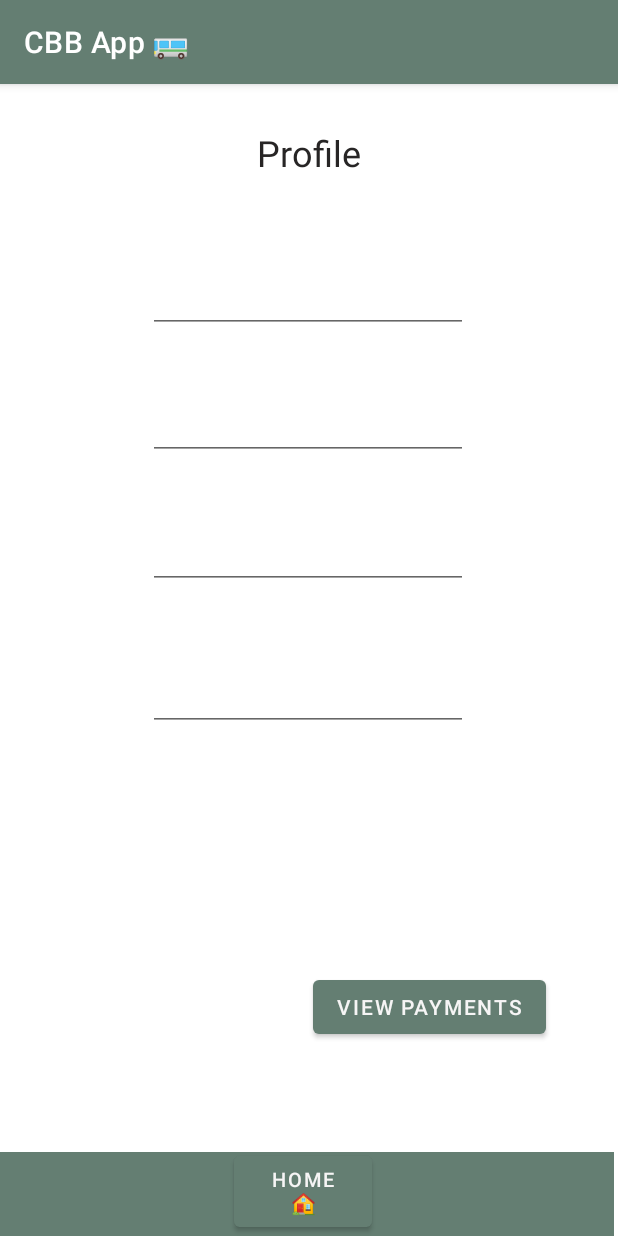
After one commit to DhanukaDB/Transport_CBB, an Android app: the UserProfile screen opened directly, with no data from a screen before it, on a phone screen of 412 x 824 dp. The commit adds this screen. Run offline under Robolectric (Android 15) with nearby library versions, the phone set to English and light mode, and no system bars.

Commit message:
user profile working

```diff
--- /dev/null
+++ b/app/src/main/java/com/cbb/transportcbb/UserProfile.java
@@ -0,0 +1,60 @@
+package com.cbb.transportcbb;
+
+import androidx.appcompat.app.AppCompatActivity;
+
+import android.content.Intent;
+import android.os.Bundle;
+import android.view.View;
+import android.widget.Button;
+import android.widget.TextView;
+
+public class UserProfile extends AppCompatActivity {
+
+    Button button4;
+
+    TextView editTextTextPersonName2,editTextTextPersonName3,editTextTextPersonName5,editTextTextPersonName6;
+
+    @Override
+    protected void onCreate(Bundle savedInstanceState) {
+        super.onCreate(savedInstanceState);
+        setContentView(R.layout.activity_user_profile);
+
+        button4 = findViewById(R.id.button4);
+
+        button4.setOnClickListener(new View.OnClickListener() {
+            @Override
+            public void onClick(View v) {
+
+
+                startActivity(new Intent(UserProfile.this, home.class));
+
+            }
+        });
+
+        editTextTextPersonName2 = findViewById(R.id.editTextTextPersonName2);
+        editTextTextPersonName3 = findViewById(R.id.editTextTextPersonName3);
+        editTextTextPersonName5 = findViewById(R.id.editTextTextPersonName5);
+        editTextTextPersonName6 = findViewById(R.id.editTextTextPersonName6);
+
+
+        //show
+
+        showUserdata();
+
+    }
+
+    private void showUserdata() {
+
+        Intent intent = getIntent();
+        String user_email = intent.getStringExtra("email");
+        String user_name = intent.getStringExtra("name");
+        String user_nic = intent.getStringExtra("nic");
+        String user_mobileNum = intent.getStringExtra("mobileNum");
+
+        editTextTextPersonName2.setText(user_email);
+        editTextTextPersonName3.setText(user_name);
+        editTextTextPersonName5.setText(user_nic);
+        editTextTextPersonName6.setText(user_mobileNum);
+
+    }
+}
--- a/app/src/main/res/layout/activity_main.xml
+++ b/app/src/main/res/layout/activity_main.xml
@@ -67,6 +67,7 @@
         android:layout_height="wrap_content"
         android:layout_marginBottom="56dp"
         android:text="Sign in"
+        android:onClick="Signin"
         android:textAllCaps="false"
         android:textColor="#F6F5F5"
         app:backgroundTint="#A81C1F37"
--- a/app/src/main/res/layout/activity_signup.xml
+++ b/app/src/main/res/layout/activity_signup.xml
@@ -59,7 +59,7 @@
         android:text="Name"
         android:textColor="#4E4B4B"
         android:textSize="16sp"
-        app:layout_constraintBottom_toTopOf="@+id/editTextTextPersonName"
+        app:layout_constraintBottom_toTopOf=" @+id/editTextTextPersonName"
         app:layout_constraintEnd_toEndOf="parent"
         app:layout_constraintHorizontal_bias="0.157"
         app:layout_constraintStart_toStartOf="parent"
@@ -98,7 +98,7 @@
         android:id="@+id/textView6"
         android:layout_width="wrap_content"
         android:layout_height="wrap_content"
-        android:text="Nic Number"
+        android:text="NIC"
         android:textColor="#4E4B4B"
         android:textSize="16sp"
         app:layout_constraintBottom_toTopOf="@+id/editTextTextPersonName4"
--- /dev/null
+++ b/app/src/main/res/layout/activity_user_profile.xml
@@ -0,0 +1,121 @@
+<?xml version="1.0" encoding="utf-8"?>
+<androidx.constraintlayout.widget.ConstraintLayout xmlns:android="http://schemas.android.com/apk/res/android"
+    xmlns:app="http://schemas.android.com/apk/res-auto"
+    xmlns:tools="http://schemas.android.com/tools"
+    android:layout_width="match_parent"
+    android:layout_height="match_parent"
+    tools:context=".UserProfile">
+
+    <Button
+        android:id="@+id/button4"
+        android:layout_width="92dp"
+        android:layout_height="59dp"
+        android:layout_marginStart="156dp"
+        android:layout_marginLeft="156dp"
+        android:focusable="false"
+        android:text="Home 🏠"
+        android:textSize="13sp"
+        app:layout_constraintBottom_toBottomOf="parent"
+        app:layout_constraintHorizontal_bias="0.849"
+        app:layout_constraintStart_toStartOf="parent"
+        app:layout_constraintTop_toTopOf="parent"
+        app:layout_constraintVertical_bias="1.0" />
+
+    <androidx.appcompat.widget.Toolbar
+        android:id="@+id/toolbar2"
+        android:layout_width="409dp"
+        android:layout_height="wrap_content"
+        android:background="?attr/colorPrimary"
+        android:minHeight="?attr/actionBarSize"
+        android:theme="?attr/actionBarTheme"
+        app:layout_constraintBottom_toBottomOf="parent"
+        app:layout_constraintStart_toStartOf="parent"
+        app:layout_constraintTop_toTopOf="parent"
+        app:layout_constraintVertical_bias="1.0" />
+
+    <TextView
+        android:id="@+id/createAccText2"
+        android:layout_width="wrap_content"
+        android:layout_height="wrap_content"
+        android:text="Profile"
+        android:textAllCaps="false"
+        android:textColor="#272525"
+        android:textColorHint="#195E57"
+        android:textIsSelectable="true"
+        android:textSize="24sp"
+        app:layout_constraintBottom_toBottomOf="parent"
+        app:layout_constraintEnd_toEndOf="parent"
+        app:layout_constraintStart_toStartOf="parent"
+        app:layout_constraintTop_toTopOf="parent"
+        app:layout_constraintVertical_bias="0.04" />
+
+    <EditText
+        android:id="@+id/editTextTextPersonName2"
+        android:layout_width="wrap_content"
+        android:layout_height="wrap_content"
+        android:ems="10"
+        android:inputType="textPersonName"
+        android:text=""
+        app:layout_constraintBottom_toBottomOf="parent"
+        app:layout_constraintEnd_toEndOf="parent"
+        app:layout_constraintHorizontal_bias="0.497"
+        app:layout_constraintStart_toStartOf="parent"
+        app:layout_constraintTop_toTopOf="parent"
+        app:layout_constraintVertical_bias="0.167" />
+
+    <EditText
+        android:id="@+id/editTextTextPersonName3"
+        android:layout_width="wrap_content"
+        android:layout_height="wrap_content"
+        android:ems="10"
+        android:inputType="textPersonName"
+        android:text=""
+        app:layout_constraintBottom_toBottomOf="parent"
+        app:layout_constraintEnd_toEndOf="parent"
+        app:layout_constraintHorizontal_bias="0.497"
+        app:layout_constraintStart_toStartOf="parent"
+        app:layout_constraintTop_toTopOf="parent"
+        app:layout_constraintVertical_bias="0.284" />
+
+    <EditText
+        android:id="@+id/editTextTextPersonName5"
+        android:layout_width="wrap_content"
+        android:layout_height="wrap_content"
+        android:ems="10"
+        android:inputType="textPersonName"
+        android:text=""
+        app:layout_constraintBottom_toBottomOf="parent"
+        app:layout_constraintEnd_toEndOf="parent"
+        app:layout_constraintHorizontal_bias="0.497"
+        app:layout_constraintStart_toStartOf="parent"
+        app:layout_constraintTop_toTopOf="parent"
+        app:layout_constraintVertical_bias="0.403" />
+
+    <EditText
+        android:id="@+id/editTextTextPersonName6"
+        android:layout_width="wrap_content"
+        android:layout_height="wrap_content"
+        android:ems="10"
+        android:inputType="textPersonName"
+        android:text=""
+        app:layout_constraintBottom_toBottomOf="parent"
+        app:layout_constraintEnd_toEndOf="parent"
+        app:layout_constraintHorizontal_bias="0.497"
+        app:layout_constraintStart_toStartOf="parent"
+        app:layout_constraintTop_toTopOf="parent"
+        app:layout_constraintVertical_bias="0.534" />
+
+    <Button
+        android:id="@+id/button7"
+        android:layout_width="wrap_content"
+        android:layout_height="wrap_content"
+        android:text="View Payments"
+        app:layout_constraintBottom_toBottomOf="parent"
+        app:layout_constraintEnd_toEndOf="parent"
+        app:layout_constraintHorizontal_bias="0.814"
+        app:layout_constraintStart_toStartOf="parent"
+        app:layout_constraintTop_toTopOf="parent"
+        app:layout_constraintVertical_bias="0.821" />
+
+
+</androidx.constraintlayout.widget.ConstraintLayout>
```
Also changed, not shown: app/src/main/AndroidManifest.xml (+8 -8 lines), app/src/main/java/com/cbb/transportcbb/BookingSuccess.java (added, +17 -0 lines), app/src/main/java/com/cbb/transportcbb/Bookings.java (+52 -12 lines), app/src/main/java/com/cbb/transportcbb/MainActivity.java (+89 -1 lines), app/src/main/java/com/cbb/transportcbb/Signup.java (+6 -2 lines), app/src/main/java/com/cbb/transportcbb/home.java (+12 -1 lines), app/src/main/res/layout/activity_booking_success.xml (added, +116 -0 lines), app/src/main/res/values/strings.xml (+2 -6 lines).
